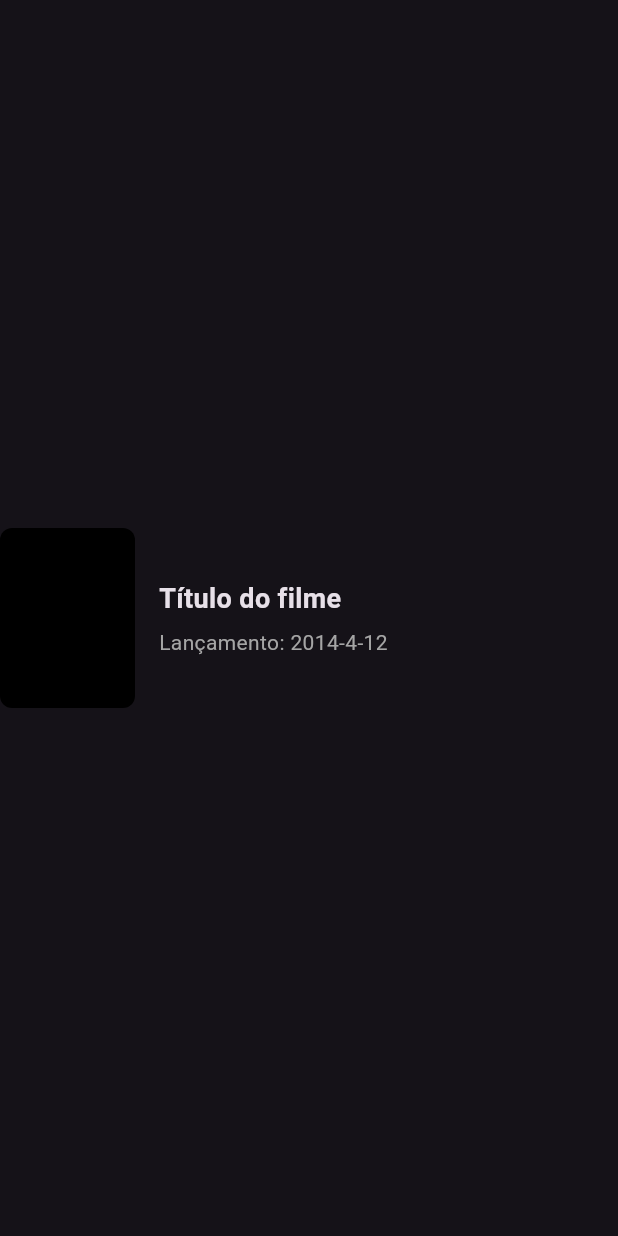
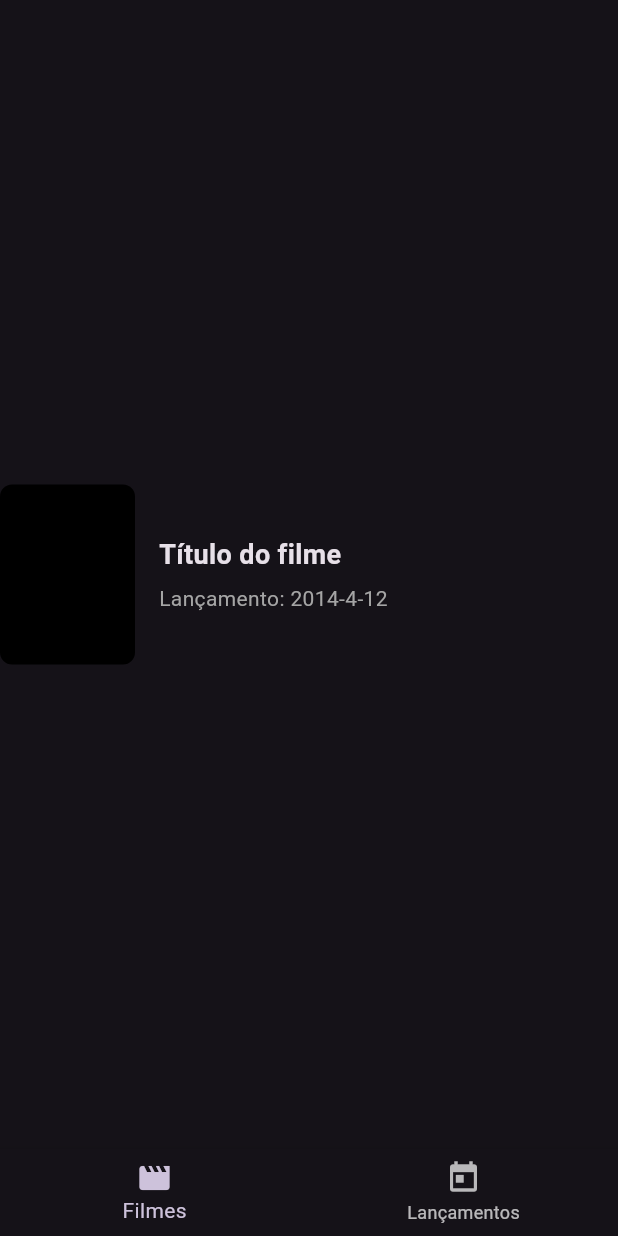
Before and after one commit to leonardo-silva/flutter-cinetopia, a Flutter app: the screen it shows after launch, after a tap on "Quero começar!", on a phone screen of 412 x 824 dp. Run offline on Flutter 3.47's test engine with Material 3 defaults, Android fonts, the phone set to English and light mode, and no system bars.

Commit message:
feat: new dashboard screen with a bottomNavigationBar

```diff
--- /dev/null
+++ b/lib/ui/screens/dashboard.dart
@@ -0,0 +1,39 @@
+import 'package:cinetopia/ui/screens/releases.dart';
+import 'package:cinetopia/ui/screens/search_movies.dart';
+import 'package:flutter/material.dart';
+
+class Dashboard extends StatefulWidget {
+  const Dashboard({super.key});
+
+  @override
+  State<Dashboard> createState() => _DashboardState();
+}
+
+class _DashboardState extends State<Dashboard> {
+  int _currentIndex = 0;
+  final List<Widget> _screens = <Widget>[SearchMovies(), Releases()];
+
+  void updateIndex(int index) {
+    setState(() {
+      _currentIndex = index;
+    });
+  }
+
+  @override
+  Widget build(BuildContext context) {
+    return Scaffold(
+      body: _screens.elementAt(_currentIndex),
+      bottomNavigationBar: BottomNavigationBar(
+        currentIndex: _currentIndex,
+        onTap: (value) => updateIndex(value),
+        items: <BottomNavigationBarItem>[
+          BottomNavigationBarItem(icon: Icon(Icons.movie), label: "Filmes"),
+          BottomNavigationBarItem(
+            icon: Icon(Icons.today),
+            label: "Lançamentos",
+          ),
+        ],
+      ),
+    );
+  }
+}
--- a/lib/ui/screens/home_page.dart
+++ b/lib/ui/screens/home_page.dart
@@ -1,5 +1,5 @@
 import 'package:cinetopia/ui/components/buttons.dart';
-import 'package:cinetopia/ui/screens/search_movies.dart';
+import 'package:cinetopia/ui/screens/dashboard.dart';
 import 'package:flutter/material.dart';
 
 class HomePage extends StatelessWidget {
@@ -39,7 +39,7 @@
                   icon: Icons.arrow_forward,
                   onTap: () => Navigator.push(
                     context,
-                    MaterialPageRoute(builder: (context) => SearchMovies()),
+                    MaterialPageRoute(builder: (context) => Dashboard()),
                   ),
                 ),
               ],
--- /dev/null
+++ b/lib/ui/screens/releases.dart
@@ -0,0 +1,10 @@
+import 'package:flutter/material.dart';
+
+class Releases extends StatelessWidget {
+  const Releases({super.key});
+
+  @override
+  Widget build(BuildContext context) {
+    return Center(child: Text("Lançamentos"));
+  }
+}
--- a/lib/ui/screens/search_movies.dart
+++ b/lib/ui/screens/search_movies.dart
@@ -6,6 +6,6 @@
 
   @override
   Widget build(BuildContext context) {
-    return Scaffold(body: Center(child: MovieCard()));
+    return Center(child: MovieCard());
   }
 }
```
